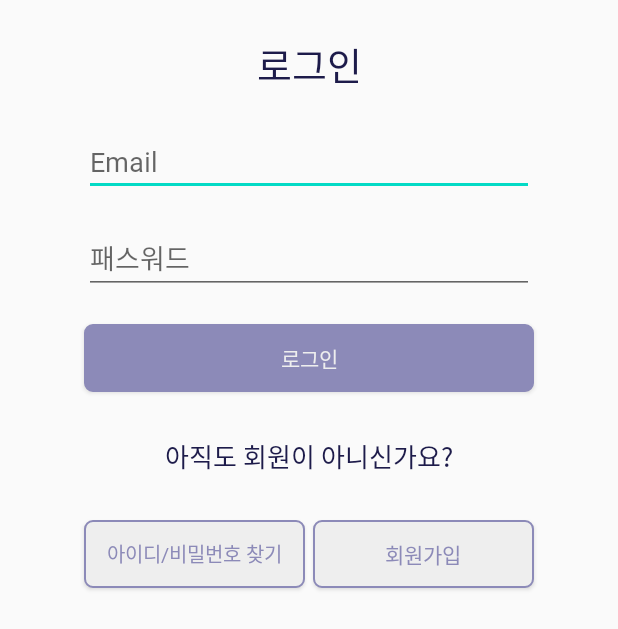
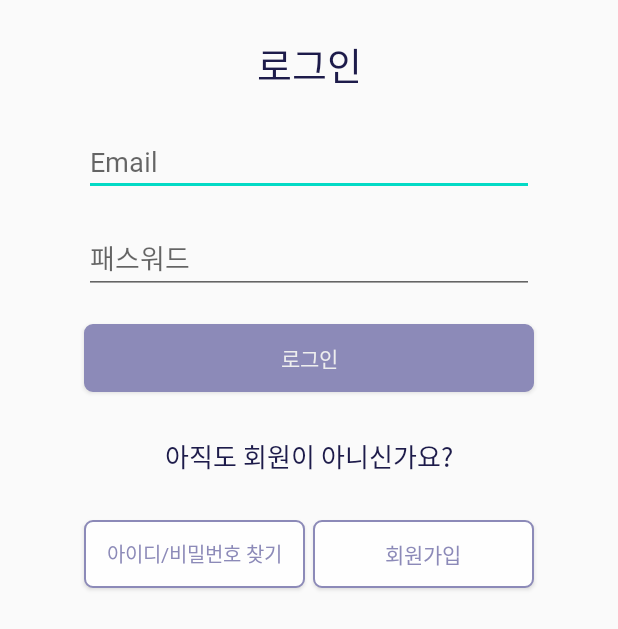
Before and after one commit to dldbdud314/2020-ss-software-contest, an Android app: the screen it shows after launch (SignInActivity), after a tap on "로그인", on a phone screen of 412 x 824 dp. Shown: the top 629 px of the screen. Run offline under Robolectric (Android 15) with nearby library versions, the phone set to English and light mode, and no system bars.

Commit message:
로그인 완성

```diff
--- a/capstone/app/src/main/java/com/example/capstone/IdPassSearchActivity.java
+++ b/capstone/app/src/main/java/com/example/capstone/IdPassSearchActivity.java
@@ -55,7 +55,7 @@ public class IdPassSearchActivity extends AppCompatActivity {
             try {
                 /* 서버연결 */
                 URL url = new URL(
-                        "http://"+IP_ADDRESS+"/findpw.php");
+                        "http://"+IP_ADDRESS+"/findpwMail.php");
                 HttpURLConnection conn = (HttpURLConnection) url.openConnection();
                 conn.setRequestProperty("Content-Type", "application/x-www-form-urlencoded");
                 conn.setRequestMethod("POST");
@@ -127,7 +127,7 @@ public class IdPassSearchActivity extends AppCompatActivity {
                 Log.e("Success", "성공!");
                 AlertDialog.Builder builder = new AlertDialog.Builder(IdPassSearchActivity.this);
                 builder.setTitle("비밀번호 찾기 결과");
-                builder.setMessage("가입했던 메일을 확인하세요\n"+check);
+                builder.setMessage("학교 웹메일을 확인하세요\n");
                 builder.setPositiveButton("예",
                         new DialogInterface.OnClickListener() {
                             @Override
--- a/capstone/app/src/main/java/com/example/capstone/SignInActivity.java
+++ b/capstone/app/src/main/java/com/example/capstone/SignInActivity.java
@@ -26,8 +26,7 @@ import java.net.URL;
 public class SignInActivity extends AppCompatActivity {
     private static String IP_ADDRESS = "220.69.170.218";
     EditText et_id, et_pass;
-    String sId, sPw, sVerify;
-    boolean cCheck = false;
+    String sId, sPw;
     @Override
     protected void onCreate(@Nullable Bundle savedInstanceState) {
         super.onCreate(savedInstanceState);
@@ -64,20 +63,7 @@ public class SignInActivity extends AppCompatActivity {
             sPw = et_pass.getText().toString();
             findDB fdb = new findDB();
             fdb.execute();
-
-            Thread.sleep(1000);
-
-            if(cCheck == false){
-                Toast.makeText(getApplicationContext(), "이메일 인증이 되지 않은 계정입니다.", Toast.LENGTH_LONG).show();
-                Intent itn = new Intent(getApplication(), SignInActivity.class);
-                itn.addFlags(Intent.FLAG_ACTIVITY_NO_ANIMATION);
-                startActivity(itn);
-                finish();
-            } else if(cCheck == true){
-                loginDB lDB = new loginDB();
-                lDB.execute();
-            }
-        }catch (NullPointerException | InterruptedException e)
+        }catch (NullPointerException e)
         {
             Log.e("err",e.getMessage());
         }
@@ -249,10 +235,16 @@ public class SignInActivity extends AppCompatActivity {
             String check = checkBf.toString().trim();
             if (check.equals("N")) {
                 Log.e("Success", "이메일 인증 안됨!");
-                cCheck = false;
+                Toast.makeText(getApplicationContext(), "이메일 인증이 되지 않은 계정입니다.", Toast.LENGTH_LONG).show();
+                Intent itn = new Intent(getApplication(), SignInActivity.class);
+                itn.addFlags(Intent.FLAG_ACTIVITY_NO_ANIMATION);
+                startActivity(itn);
+                finish();
+
             } else if(check.equals("Y")){
                 Log.e("Success", "이메일 인증 완료!");
-                cCheck = true;
+                loginDB lDB = new loginDB();
+                lDB.execute();
             }
         }
     }
--- a/capstone/app/src/main/res/drawable/button_background2.xml
+++ b/capstone/app/src/main/res/drawable/button_background2.xml
@@ -1,6 +1,6 @@
 <?xml version="1.0" encoding="utf-8"?>
 <shape xmlns:android="http://schemas.android.com/apk/res/android">
-    <solid android:color="#eeeeee" />
+    <solid android:color="#fefefe" />
     <corners
         android:bottomLeftRadius="5dp"
         android:topLeftRadius="5dp"
--- a/capstone/app/src/main/res/layout/signup_page.xml
+++ b/capstone/app/src/main/res/layout/signup_page.xml
@@ -68,13 +68,12 @@
             android:ems="10"
             android:gravity="center"
             android:text="아이디는 학교 웹메일만 가능합니다."
-            android:textSize="10dp"
+            android:textSize="14dp"
             android:fontFamily="@font/sam600"
             android:textColor="#1D1B4A"
             app:layout_constraintEnd_toEndOf="@id/tv_signinfo"
             app:layout_constraintStart_toStartOf="@id/tv_signinfo"
             app:layout_constraintTop_toBottomOf="@id/tv_signinfo"/>
-
 
         <EditText
             android:id="@+id/et_id"
@@ -96,7 +95,7 @@
             android:ems="10"
             android:gravity="center"
             android:text="비밀번호는 소문자, 숫자, 특수문자를 포함해야합니다.\n(3자 이상 15자 이하)"
-            android:textSize="10dp"
+            android:textSize="13dp"
             android:fontFamily="@font/sam600"
             android:textColor="#1D1B4A"
             app:layout_constraintEnd_toEndOf="@id/et_id"
```
